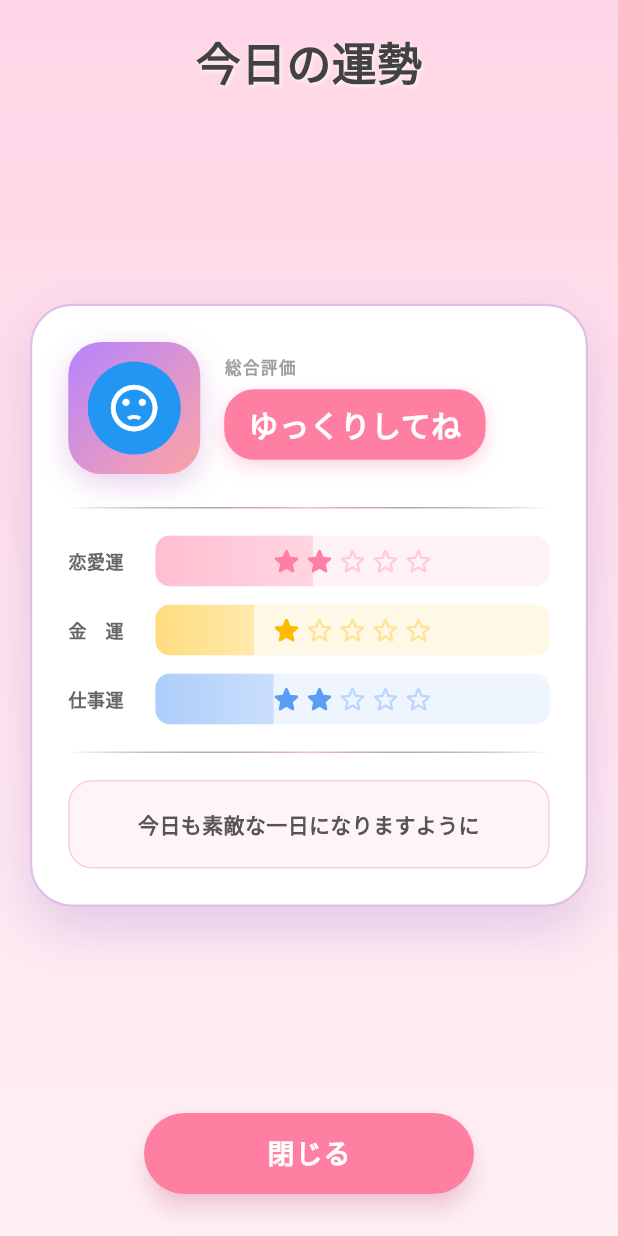
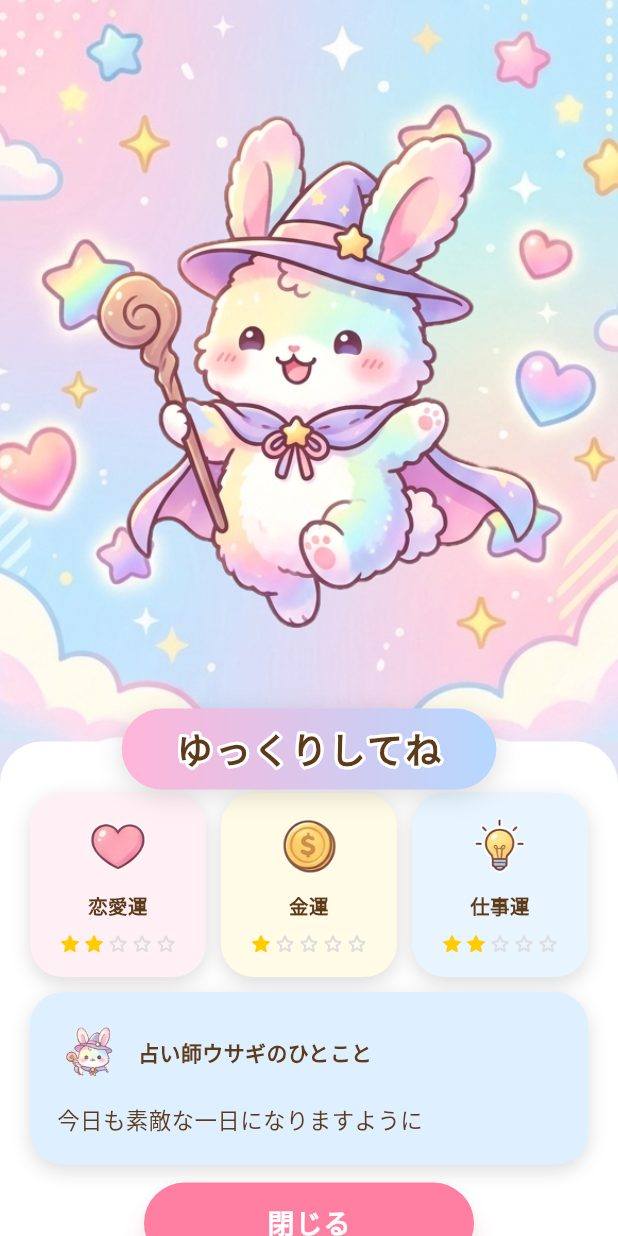
Before and after one commit to mino-works/simple-mirror, a Flutter app: the FortuneResultScreen screen opened directly, on a phone screen of 412 x 824 dp. Run offline on Flutter 3.47's test engine with Material 3 defaults, Android fonts, the phone set to English and light mode, and no system bars; our stand-ins replace camera, flutter_riverpod, shared_preferences; accounts and stored records are empty; Roboto replaces fonts that are missing (Hiragino Sans).

Commit message:
Redesign fortune result screen with rabbit card UI
- Replace centered card layout with full-screen rabbit hero (60%) + white panel (40%)
- Use background.png + rabbit_fun.png as hero section via Stack
- Overlay title plate (overallTitle) at hero/panel boundary with white text stroke
- Replace progress bars with star + colored band luck indicators
- Add comment card with rabbit_small.png header
- Make full screen scrollable (SingleChildScrollView wrapping Stack)
- Add assets/images: rabbit_fun, background, rabbit_small, icon_love/money/work
- Declare assets/images/ in pubspec.yaml

Co-Authored-By: Claude Sonnet 4.6 <noreply@anthropic.com>

```diff
--- a/lib/screens/fortune_result_screen.dart
+++ b/lib/screens/fortune_result_screen.dart
@@ -2,15 +2,50 @@ import 'package:flutter/material.dart';
 import 'package:flutter_riverpod/flutter_riverpod.dart';
 import '../providers/fortune_provider.dart';
 import '../models/fortune.dart';
-import '../widgets/hamster_widget.dart';
 
+// ─── UI Constants ─────────────────────────────────────────────────────────────
+abstract class _C {
+  // Layout
+  static const double hPad = 20.0;
+  static const double cardRadius = 22.0;
+  static const double cardGap = 10.0;
+  static const double narrowBreakpoint = 360.0;
+
+  // Colors
+  static const Color bgTop = Color(0xFFFFD6E7);
+  static const Color bgBottom = Color(0xFFCCE8FF);
+  static const Color loveCard = Color(0xFFFFF0F5);
+  static const Color moneyCard = Color(0xFFFFFBE6);
+  static const Color workCard = Color(0xFFE8F5FF);
+  static const Color commentCard = Color(0xFFDEF0FF);
+  static const Color brownText = Color(0xFF5D3A1A);
+  static const Color starFilled = Color(0xFFFFCC00);
+  static const Color starEmpty = Color(0xFFDDDDDD);
+  static const Color shadow = Color(0x22000000);
+  static const Color closeBg = Color(0xFFFF7FA3);
+  static const Color closeShadow = Color(0x66FF6E99);
+
+  // Asset paths
+  static const String rabbitFun = 'assets/images/rabbit_fun.png';
+  static const String rabbitBackground = 'assets/images/background.png';
+  static const String rabbitSmall = 'assets/images/rabbit_small.png';
+  static const String iconLove = 'assets/images/icon_love.png';
+  static const String iconMoney = 'assets/images/icon_money.png';
+  static const String iconWork = 'assets/images/icon_work.png';
+
+  // Layout
+  static const double heroRatio = 0.60;
+  static const double titlePlateH = 44.0;
+  static const double titleOverlap = titlePlateH / 2;
+}
+
+// ─── Screen ───────────────────────────────────────────────────────────────────
 class FortuneResultScreen extends ConsumerWidget {
   const FortuneResultScreen({super.key});
 
   @override
   Widget build(BuildContext context, WidgetRef ref) {
     final fortune = ref.watch(fortuneProvider);
-
     if (fortune == null) {
       return const Scaffold(body: Center(child: Text('占いデータがありません')));
     }
@@ -21,299 +56,380 @@ class FortuneResultScreen extends ConsumerWidget {
           gradient: LinearGradient(
             begin: Alignment.topCenter,
             end: Alignment.bottomCenter,
-            colors: [Color(0xFFFFD6E7), Color(0xFFFFF0F5)],
+            colors: [_C.bgTop, _C.bgBottom],
           ),
         ),
         child: SafeArea(
-          child: Column(
-            children: [
-              const SizedBox(height: 20),
-              _buildTitle(),
-              const SizedBox(height: 14),
-              Expanded(
-                child: Center(
-                  child: SingleChildScrollView(
-                    padding: const EdgeInsets.symmetric(horizontal: 20),
-                    child: _buildFortuneCard(fortune),
-                  ),
-                ),
-              ),
-              Padding(
-                padding: const EdgeInsets.fromLTRB(20, 12, 20, 28),
-                child: Center(
-                  child: SizedBox(
-                    width: 220,
-                    height: 54,
-                    child: ElevatedButton(
-                      onPressed: () => Navigator.of(context).pop(),
-                      style: ElevatedButton.styleFrom(
-                        backgroundColor: const Color(0xFFFF7FA3),
-                        shape: RoundedRectangleBorder(
-                          borderRadius: BorderRadius.circular(30),
+          child: LayoutBuilder(
+            builder: (context, constraints) {
+              final narrow = constraints.maxWidth < _C.narrowBreakpoint;
+              final hPad = narrow ? 12.0 : _C.hPad;
+              final heroH = constraints.maxHeight * _C.heroRatio;
+
+              return SingleChildScrollView(
+                child: Stack(
+                  children: [
+                    // ── 縦並びレイアウト ──
+                    Column(
+                      crossAxisAlignment: CrossAxisAlignment.stretch,
+                      children: [
+                        // 上部 60%: 背景＋ウサギ
+                        SizedBox(height: heroH, child: const _RabbitHero()),
+                        // 下部: 白背景・上角丸（高さ固定なし・コンテンツに合わせる）
+                        Container(
+                          decoration: const BoxDecoration(
+                            color: Colors.white,
+                            borderRadius: BorderRadius.vertical(
+                              top: Radius.circular(28),
+                            ),
+                          ),
+                          padding: EdgeInsets.fromLTRB(
+                            hPad,
+                            _C.titleOverlap + 12, // タイトルプレート重なり分を確保
+                            hPad,
+                            24,
+                          ),
+                          child: Column(
+                            children: [
+                              _FortuneCardsRow(fortune: fortune, narrow: narrow),
+                              const SizedBox(height: 10),
+                              _CommentCard(fortune: fortune, narrow: narrow),
+                              const SizedBox(height: 12),
+                              _CloseButton(
+                                onClose: () => Navigator.of(context).pop(),
+                              ),
+                            ],
+                          ),
                         ),
-                        elevation: 6,
-                        shadowColor: const Color(0x66FF6E99),
-                      ),
-                      child: const Text(
-                        '閉じる',
-                        style: TextStyle(
-                          fontSize: 18,
-                          fontWeight: FontWeight.w800,
-                          color: Colors.white,
-                          letterSpacing: 0.6,
-                        ),
+                      ],
+                    ),
+                    // ── タイトルプレート: ヒーローと白背景の境界に重ねる ──
+                    Positioned(
+                      top: heroH - _C.titleOverlap,
+                      left: 0,
+                      right: 0,
+                      child: Center(
+                        child: _TitlePlate(title: fortune.overallTitle),
                       ),
                     ),
-                  ),
+                  ],
                 ),
-              ),
-            ],
+              );
+            },
           ),
         ),
       ),
     );
   }
+}
 
-  Widget _buildTitle() {
-    return Text(
-      '今日の運勢',
-      style: TextStyle(
-        fontSize: 30,
-        fontWeight: FontWeight.w900,
-        color: Colors.grey.shade800,
-        shadows: const [
-          Shadow(color: Colors.white70, offset: Offset(1, 1), blurRadius: 3),
-        ],
-      ),
-    );
-  }
+// ─── Rabbit hero image ────────────────────────────────────────────────────────
+class _RabbitHero extends StatelessWidget {
+  const _RabbitHero();
 
-  Widget _buildFortuneCard(Fortune fortune) {
-    return Container(
-      width: double.infinity,
-      padding: const EdgeInsets.all(24),
-      decoration: BoxDecoration(
-        color: Colors.white,
-        borderRadius: BorderRadius.circular(28),
-        border: Border.all(color: Colors.purple.shade100, width: 1.5),
-        boxShadow: [
-          BoxShadow(
-            color: Colors.deepPurple.withValues(alpha: 0.18),
-            blurRadius: 30,
-            offset: const Offset(0, 16),
-          ),
-        ],
-      ),
-      child: Column(
-        mainAxisSize: MainAxisSize.min,
-        children: [
-          _buildTopBlock(fortune),
-          const SizedBox(height: 22),
-          _buildDivider(),
-          const SizedBox(height: 18),
-          _buildMiddleBlock(fortune),
-          const SizedBox(height: 18),
-          _buildDivider(),
-          const SizedBox(height: 18),
-          _buildCommentBox(fortune),
-        ],
-      ),
-    );
-  }
-
-  Widget _buildDivider() {
-    return Container(
-      height: 1,
-      decoration: BoxDecoration(
-        gradient: LinearGradient(
-          colors: [
-            Colors.transparent,
-            Colors.pink.shade100,
-            Colors.transparent,
-          ],
+  @override
+  Widget build(BuildContext context) {
+    return Stack(
+      fit: StackFit.expand,
+      children: [
+        // 背景画像
+        Image.asset(
+          _C.rabbitBackground,
+          fit: BoxFit.cover,
+          errorBuilder: (_, _, _) => const SizedBox(),
         ),
-      ),
-    );
-  }
-
-  // ▼上段: キャラクター（左）＋ 総合評価ラベル（右）
-  Widget _buildTopBlock(Fortune fortune) {
-    return Row(
-      crossAxisAlignment: CrossAxisAlignment.center,
-      children: [
-        // キャラクター
-        Container(
-          width: 88,
-          height: 88,
-          decoration: BoxDecoration(
-            gradient: const LinearGradient(
-              colors: [Color(0xFFB683FF), Color(0xFFFEA4A4)],
-              begin: Alignment.topLeft,
-              end: Alignment.bottomRight,
-            ),
-            borderRadius: BorderRadius.circular(22),
-            boxShadow: [
-              BoxShadow(
-                color: Colors.purple.withValues(alpha: 0.22),
-                blurRadius: 16,
-                offset: const Offset(0, 6),
-              ),
-            ],
-          ),
-          child: Center(
-            child: HamsterWidget(expression: fortune.expression, size: 62),
-          ),
-        ),
-        const SizedBox(width: 16),
-        // 総合評価
-        Expanded(
-          child: Column(
-            crossAxisAlignment: CrossAxisAlignment.start,
-            children: [
-              const Text(
-                '総合評価',
-                style: TextStyle(
-                  fontSize: 11,
-                  color: Colors.grey,
-                  fontWeight: FontWeight.w600,
-                  letterSpacing: 1.0,
-                ),
-              ),
-              const SizedBox(height: 6),
-              Container(
-                padding: const EdgeInsets.symmetric(
-                  horizontal: 16,
-                  vertical: 9,
-                ),
-                decoration: BoxDecoration(
-                  color: const Color(0xFFFF7FA3),
-                  borderRadius: BorderRadius.circular(20),
-                  boxShadow: [
-                    BoxShadow(
-                      color: const Color(0xFFFF7FA3).withValues(alpha: 0.35),
-                      blurRadius: 10,
-                      offset: const Offset(0, 4),
-                    ),
-                  ],
-                ),
-                child: Text(
-                  fortune.overallTitle,
-                  style: const TextStyle(
-                    fontSize: 20,
-                    fontWeight: FontWeight.w900,
-                    color: Colors.white,
-                    letterSpacing: 0.4,
-                  ),
-                  maxLines: 1,
-                  overflow: TextOverflow.ellipsis,
-                ),
-              ),
-            ],
-          ),
-        ),
-      ],
-    );
-  }
-
-  // ▼中段: 恋愛運 / 金運 / 仕事運（星評価＋色付き帯）
-  Widget _buildMiddleBlock(Fortune fortune) {
-    return Column(
-      children: [
-        _buildLuckRow('恋愛運', fortune.loveLuck, const Color(0xFFFF7FA3)),
-        const SizedBox(height: 12),
-        _buildLuckRow('金　運', fortune.moneyLuck, const Color(0xFFFFBB00)),
-        const SizedBox(height: 12),
-        _buildLuckRow('仕事運', fortune.workLuck, const Color(0xFF5B9CF6)),
-      ],
-    );
-  }
-
-  Widget _buildLuckRow(String label, int value, Color color) {
-    final int stars = ((value / 20).round()).clamp(0, 5);
-    final double fill = (value / 100).clamp(0.0, 1.0);
-
-    return Row(
-      children: [
-        SizedBox(
-          width: 48,
-          child: Text(
-            label,
-            style: const TextStyle(
-              fontSize: 12,
-              fontWeight: FontWeight.w700,
-              color: Color(0xFF666666),
-              letterSpacing: 0.3,
-            ),
-          ),
-        ),
-        const SizedBox(width: 10),
-        Expanded(
-          child: ClipRRect(
-            borderRadius: BorderRadius.circular(10),
-            child: Stack(
-              children: [
-                // 背景
-                Container(
-                  height: 34,
-                  color: color.withValues(alpha: 0.10),
-                ),
-                // 色付き帯
-                FractionallySizedBox(
-                  widthFactor: fill,
-                  child: Container(
-                    height: 34,
-                    decoration: BoxDecoration(
-                      gradient: LinearGradient(
-                        colors: [color.withValues(alpha: 0.45), color.withValues(alpha: 0.25)],
-                      ),
-                    ),
-                  ),
-                ),
-                // 星アイコン
-                SizedBox(
-                  height: 34,
-                  child: Row(
-                    mainAxisAlignment: MainAxisAlignment.center,
-                    children: List.generate(5, (i) {
-                      return Icon(
-                        i < stars
-                            ? Icons.star_rounded
-                            : Icons.star_outline_rounded,
-                        color: i < stars ? color : color.withValues(alpha: 0.35),
-                        size: 22,
-                      );
-                    }),
-                  ),
-                ),
-              ],
+        // ウサギ画像（中央に配置）
+        Center(
+          child: Image.asset(
+            _C.rabbitFun,
+            fit: BoxFit.contain,
+            errorBuilder: (_, _, _) => const Icon(
+              Icons.pets,
+              size: 100,
+              color: Colors.white54,
             ),
           ),
         ),
       ],
     );
   }
+}
 
-  // ▼下段: コメントボックス
-  Widget _buildCommentBox(Fortune fortune) {
+// ─── Title plate ──────────────────────────────────────────────────────────────
+class _TitlePlate extends StatelessWidget {
+  const _TitlePlate({required this.title});
+  final String title;
+
+  static const _textStyle = TextStyle(
+    fontSize: 24,
+    fontWeight: FontWeight.w900,
+    letterSpacing: 1.5,
+  );
+
+  @override
+  Widget build(BuildContext context) {
     return Container(
-      width: double.infinity,
-      padding: const EdgeInsets.symmetric(vertical: 16, horizontal: 18),
+      padding: const EdgeInsets.symmetric(horizontal: 36, vertical: 10),
       decoration: BoxDecoration(
-        color: const Color(0xFFFFF5F8),
-        borderRadius: BorderRadius.circular(16),
-        border: Border.all(color: const Color(0xFFFFCCDD), width: 1),
+        gradient: const LinearGradient(
+          colors: [Color(0xFFFFB5D8), Color(0xFFB5D8FF)],
+          begin: Alignment.centerLeft,
+          end: Alignment.centerRight,
+        ),
+        borderRadius: BorderRadius.circular(40),
+        boxShadow: const [
+          BoxShadow(color: _C.shadow, blurRadius: 14, offset: Offset(0, 4)),
+        ],
       ),
-      child: Text(
-        fortune.dailyMessage,
-        style: const TextStyle(
-          fontSize: 14,
-          fontWeight: FontWeight.w600,
-          color: Color(0xFF555555),
-          height: 1.8,
-        ),
-        textAlign: TextAlign.center,
-        softWrap: true,
+      // 白縁取り: stroke レイヤー + fill レイヤーを重ねる
+      child: Stack(
+        children: [
+          Text(
+            title,
+            style: _textStyle.copyWith(
+              foreground: Paint()
+                ..style = PaintingStyle.stroke
+                ..strokeWidth = 4
+                ..strokeJoin = StrokeJoin.round
+                ..color = Colors.white,
+            ),
+          ),
+          Text(
+            title,
+            style: _textStyle.copyWith(color: _C.brownText),
+          ),
+        ],
       ),
     );
   }
 }
+
+// ─── Fortune cards row ────────────────────────────────────────────────────────
+class _FortuneCardsRow extends StatelessWidget {
+  const _FortuneCardsRow({required this.fortune, required this.narrow});
+  final Fortune fortune;
+  final bool narrow;
+
+  static int _toStars(int value) => (value / 20).round().clamp(1, 5);
+
+  @override
+  Widget build(BuildContext context) {
+    return Row(
+      crossAxisAlignment: CrossAxisAlignment.start,
+      children: [
+        Expanded(
+          child: _FortuneCard(
+            iconPath: _C.iconLove,
+            label: '恋愛運',
+            stars: _toStars(fortune.loveLuck),
+            bgColor: _C.loveCard,
+            narrow: narrow,
+          ),
+        ),
+        const SizedBox(width: _C.cardGap),
+        Expanded(
+          child: _FortuneCard(
+            iconPath: _C.iconMoney,
+            label: '金運',
+            stars: _toStars(fortune.moneyLuck),
+            bgColor: _C.moneyCard,
+            narrow: narrow,
+          ),
+        ),
+        const SizedBox(width: _C.cardGap),
+        Expanded(
+          child: _FortuneCard(
+            iconPath: _C.iconWork,
+            label: '仕事運',
+            stars: _toStars(fortune.workLuck),
+            bgColor: _C.workCard,
+            narrow: narrow,
+          ),
+        ),
+      ],
+    );
+  }
+}
+
+// ─── Individual fortune card ──────────────────────────────────────────────────
+class _FortuneCard extends StatelessWidget {
+  const _FortuneCard({
+    required this.iconPath,
+    required this.label,
+    required this.stars,
+    required this.bgColor,
+    required this.narrow,
+  });
+
+  final String iconPath;
+  final String label;
+  final int stars;
+  final Color bgColor;
+  final bool narrow;
+
+  @override
+  Widget build(BuildContext context) {
+    final iconSize = narrow ? 36.0 : 44.0;
+    final labelSize = narrow ? 11.0 : 13.0;
+    final starSize = narrow ? 14.0 : 16.0;
+    final vPad = narrow ? 10.0 : 14.0;
+
+    return Container(
+      padding: EdgeInsets.symmetric(horizontal: 6, vertical: vPad),
+      decoration: BoxDecoration(
+        color: bgColor,
+        borderRadius: BorderRadius.circular(_C.cardRadius),
+        boxShadow: const [
+          BoxShadow(color: _C.shadow, blurRadius: 10, offset: Offset(0, 4)),
+        ],
+      ),
+      child: Column(
+        mainAxisSize: MainAxisSize.min,
+        children: [
+          // アイコン
+          Image.asset(
+            iconPath,
+            width: iconSize,
+            height: iconSize,
+            fit: BoxFit.contain,
+            errorBuilder: (_, _, _) => Icon(
+              Icons.star_rounded,
+              size: iconSize,
+              color: Colors.grey.shade400,
+            ),
+          ),
+          const SizedBox(height: 8),
+          // ラベル
+          Text(
+            label,
+            style: TextStyle(
+              fontSize: labelSize,
+              fontWeight: FontWeight.w800,
+              color: _C.brownText,
+            ),
+            textAlign: TextAlign.center,
+            maxLines: 1,
+            overflow: TextOverflow.ellipsis,
+          ),
+          const SizedBox(height: 8),
+          // 星評価（必ず1行）
+          Row(
+            mainAxisAlignment: MainAxisAlignment.center,
+            mainAxisSize: MainAxisSize.min,
+            children: List.generate(5, (i) {
+              return Icon(
+                i < stars ? Icons.star_rounded : Icons.star_outline_rounded,
+                color: i < stars ? _C.starFilled : _C.starEmpty,
+                size: starSize,
+              );
+            }),
+          ),
+        ],
+      ),
+    );
+  }
+}
+
+// ─── Comment card ─────────────────────────────────────────────────────────────
+class _CommentCard extends StatelessWidget {
+  const _CommentCard({required this.fortune, required this.narrow});
+  final Fortune fortune;
+  final bool narrow;
+
+  @override
+  Widget build(BuildContext context) {
+    final iconSize = narrow ? 36.0 : 44.0;
+    final titleSize = narrow ? 12.0 : 14.0;
+    final bodySize = narrow ? 13.0 : 15.0;
+    final pad = narrow ? 14.0 : 18.0;
+
+    return Container(
+      width: double.infinity,
+      padding: EdgeInsets.all(pad),
+      decoration: BoxDecoration(
+        color: _C.commentCard,
+        borderRadius: BorderRadius.circular(_C.cardRadius),
+        boxShadow: const [
+          BoxShadow(color: _C.shadow, blurRadius: 10, offset: Offset(0, 4)),
+        ],
+      ),
+      child: Column(
+        crossAxisAlignment: CrossAxisAlignment.start,
+        children: [
+          // ヘッダー: 小ウサギ + タイトル
+          Row(
+            children: [
+              Image.asset(
+                _C.rabbitSmall,
+                width: iconSize,
+                height: iconSize,
+                fit: BoxFit.contain,
+                errorBuilder: (_, _, _) => Icon(
+                  Icons.pets,
+                  size: iconSize,
+                  color: Colors.grey.shade400,
+                ),
+              ),
+              const SizedBox(width: 10),
+              Text(
+                '占い師ウサギのひとこと',
+                style: TextStyle(
+                  fontSize: titleSize,
+                  fontWeight: FontWeight.w800,
+                  color: _C.brownText,
+                ),
+              ),
+            ],
+          ),
+          const SizedBox(height: 10),
+          // 本文
+          Text(
+            fortune.dailyMessage,
+            style: TextStyle(
+              fontSize: bodySize,
+              fontWeight: FontWeight.w500,
+              color: _C.brownText,
+              height: 1.7,
+            ),
+            textAlign: TextAlign.left,
+            softWrap: true,
+          ),
+        ],
+      ),
+    );
+  }
+}
+
+// ─── Close button ─────────────────────────────────────────────────────────────
+class _CloseButton extends StatelessWidget {
+  const _CloseButton({required this.onClose});
+  final VoidCallback onClose;
+
+  @override
+  Widget build(BuildContext context) {
+    return SizedBox(
+      width: 220,
+      height: 54,
+      child: ElevatedButton(
+        onPressed: onClose,
+        style: ElevatedButton.styleFrom(
+          backgroundColor: _C.closeBg,
+          shape: RoundedRectangleBorder(
+            borderRadius: BorderRadius.circular(30),
+          ),
+          elevation: 6,
+          shadowColor: _C.closeShadow,
+        ),
+        child: const Text(
+          '閉じる',
+          style: TextStyle(
+            fontSize: 18,
+            fontWeight: FontWeight.w800,
+            color: Colors.white,
+            letterSpacing: 0.6,
+          ),
+        ),
+      ),
+    );
+  }
+}
--- a/pubspec.yaml
+++ b/pubspec.yaml
@@ -62,8 +62,8 @@ flutter:
   # the material Icons class.
   uses-material-design: true
 
-  # assets:
-  #   - assets/images/fortune_rabbit.png
+  assets:
+    - assets/images/
 
   # To add assets to your application, add an assets section, like this:
   # assets:
```
Also changed, not shown: assets/images/background.png (added), assets/images/icon_love.png (added), assets/images/icon_money.png (added), assets/images/icon_work.png (added), assets/images/rabbit.png (added), assets/images/rabbit_fun.png (added), assets/images/rabbit_small.png (added).
